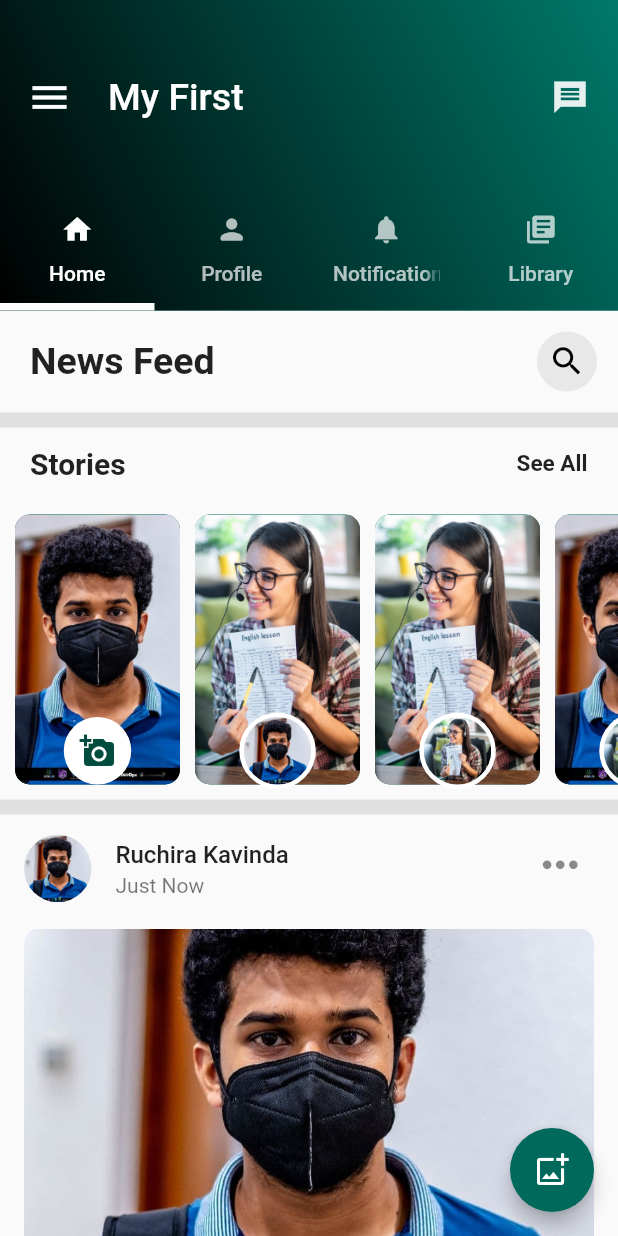
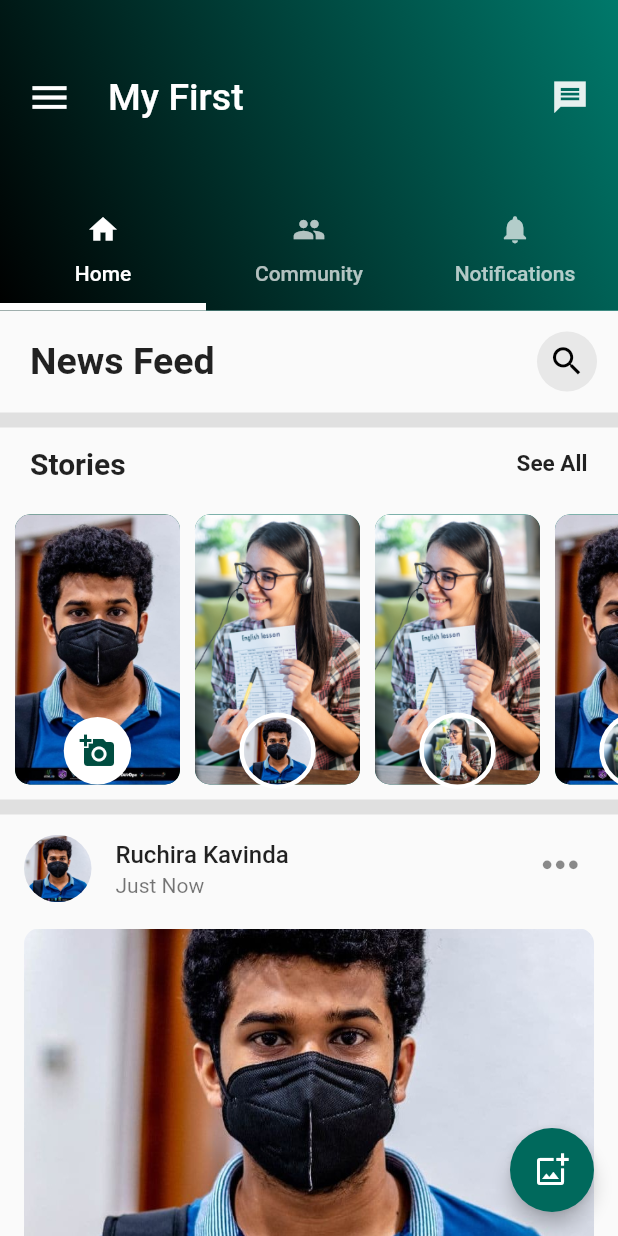
Before and after one commit to Ruchirakavinda/flutter_myfirst, a Flutter app: the screen it shows after launch, on a phone screen of 412 x 824 dp. Run offline on Flutter 3.47's test engine with Material 2 defaults, Android fonts, the phone set to English and light mode, and no system bars; our stand-ins replace flutter_spinkit; accounts and stored records are empty.

Commit message:
tabs bar updated

```diff
--- a/lib/home.dart
+++ b/lib/home.dart
@@ -17,7 +17,7 @@ class _MyHomeState extends State<MyHome> {
   @override
   Widget build(BuildContext context) {
      return DefaultTabController(
-      length: 4,
+      length: 3,
       child: Scaffold(
           appBar: AppBar(
             toolbarHeight: 130,
@@ -60,9 +60,9 @@ class _MyHomeState extends State<MyHome> {
 
                     tabs: [
                       Tab(text: 'Home',icon: Icon(Icons.home,size: 22.0,),),
-                      Tab(text: 'Profile',icon: Icon(Icons.person_rounded,size: 22.0,),),
+                      Tab(text: 'Community',icon: Icon(Icons.people,size: 22.0,),),
                       Tab(text: 'Notifications',icon: Icon(Icons.notifications,size: 22.0,),),
-                      Tab(text: 'Library',icon: Icon(Icons.library_books,size: 22.0,),),
+                      // Tab(text: 'Library',icon: Icon(Icons.library_books,size: 22.0,),),
 
                     ],
                   ),
@@ -76,7 +76,7 @@ class _MyHomeState extends State<MyHome> {
               Tab1(),
               Tab2(),
               Tab3(),
-              Tab4(),
+              // Tab4(),
 
             ],
          ),
--- a/lib/tab2.dart
+++ b/lib/tab2.dart
@@ -17,8 +17,7 @@ class _tab2State extends State<Tab2> {
       child: Center(
       child: Text("Profile Page"),
       ),
-
-  ),
+     ),
     );
   }
 }
```
